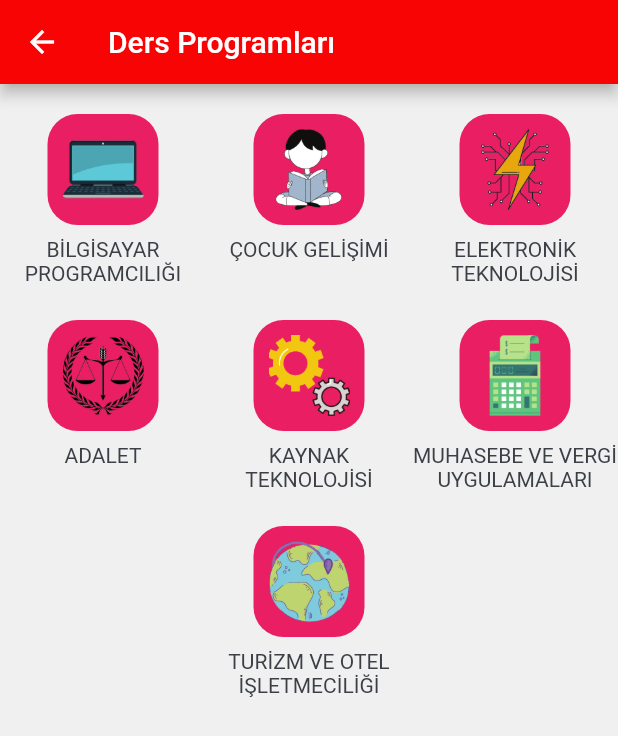
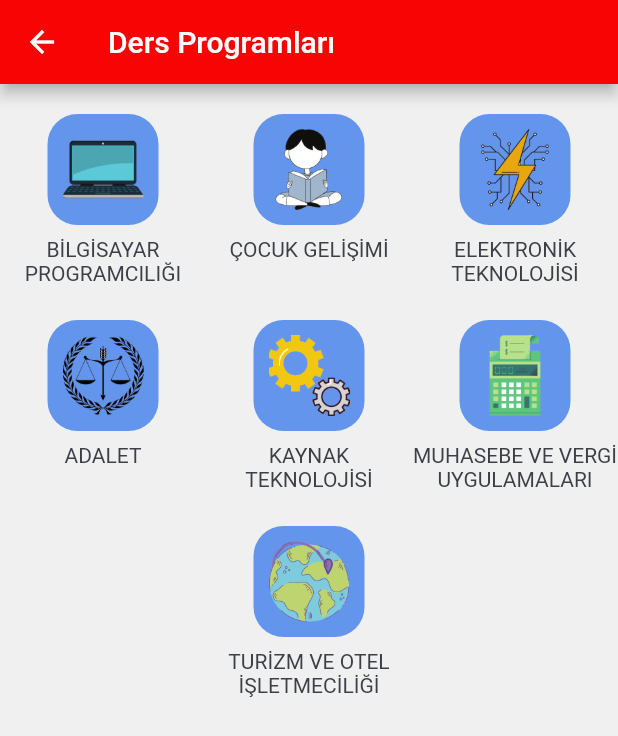
Before and after one commit to eminakcil/crimyo, a Flutter app: the DepartmentList screen opened directly, on a phone screen of 412 x 824 dp. Shown: the top 736 px of the screen. Run offline on Flutter 3.47's test engine with Material 2 defaults, Android fonts, the phone set to English and light mode, and no system bars; our stand-ins replace cached_network_image, carousel_slider, cloud_firestore, dio, firebase_core, firebase_messaging and 2 more; missing offline and left inert: enhanced_future_builder, pdf_flutter; accounts and stored records are empty.

Commit message:
departnent button color

```diff
--- a/lib/screens/department_list/components/department_button.dart
+++ b/lib/screens/department_list/components/department_button.dart
@@ -30,7 +30,7 @@ class DepartmentButton extends StatelessWidget {
             height: buttonHeight,
             width: buttonHeight,
             decoration: BoxDecoration(
-              color: Colors.pink,
+              color: Color(0xFF6495ed),
               borderRadius: BorderRadius.circular(kDefaultPadding),
             ),
             padding: EdgeInsets.all(kDefaultPadding / 2),
```
